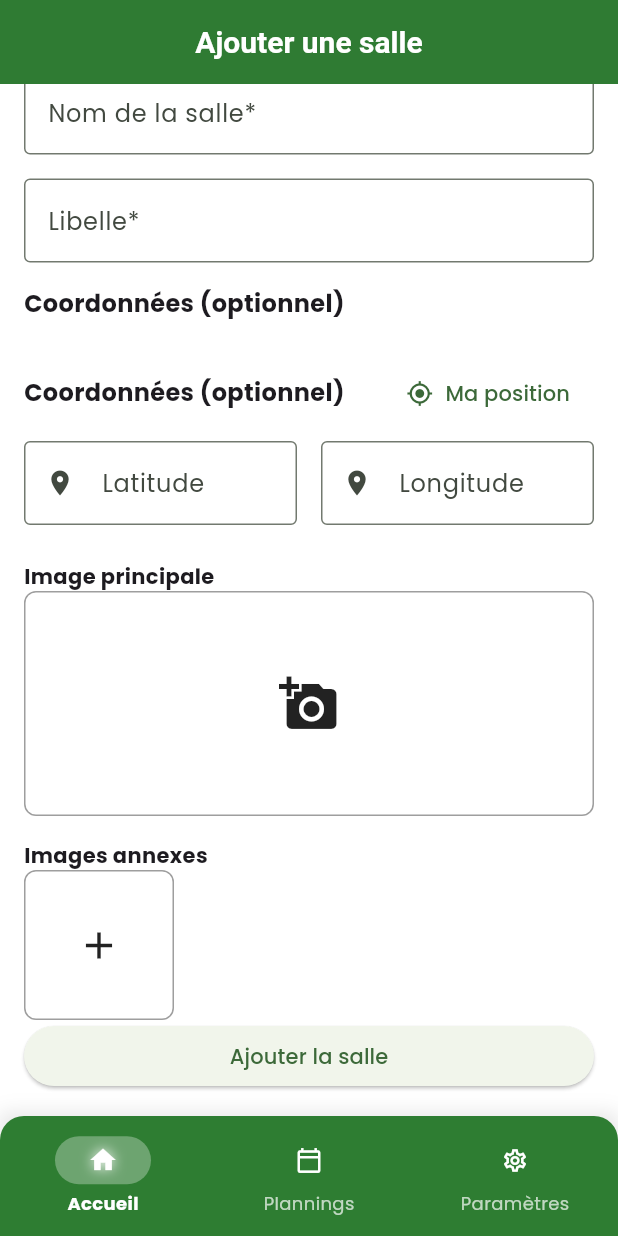
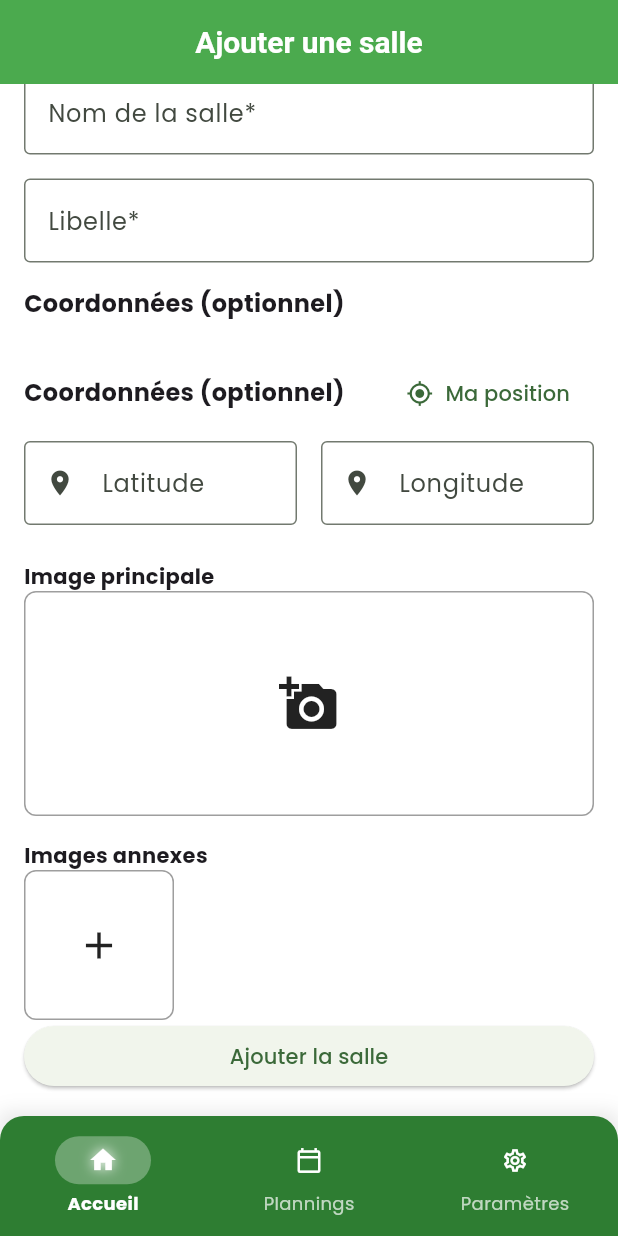
Before and after one commit to 20Frederic20/campus_wa, a Flutter app: the AddClassroomScreen screen opened by its route, scrolled down 136 dp, on a phone screen of 412 x 824 dp. Run offline on Flutter 3.47's test engine with Material 3 defaults, Android fonts, the phone set to English and light mode, and no system bars; our stand-ins replace dio, equatable, flutter_dotenv, gap, geolocator, get_it and 6 more; missing offline and left inert: mapbox_maps_flutter; accounts and stored records are empty; generated files the repository leaves out were written again; network calls fail.

Commit message:
update app theme

```diff
--- a/lib/core/theme/app_theme.dart
+++ b/lib/core/theme/app_theme.dart
@@ -40,7 +40,7 @@ class AppTheme {
     scaffoldBackgroundColor: Colors.white, // Fond blanc pour tous les écrans
     colorScheme: ColorScheme.fromSeed(
       seedColor:
-          AppColors.primaryGreen, // Utilisation de votre couleur primaire
+          AppColors.secondaryGreen, // Utilisation de votre couleur primaire
       brightness: Brightness.light,
       background: Colors.white, // Fond blanc pour le thème
       surface:
@@ -51,7 +51,7 @@ class AppTheme {
       centerTitle: true,
       elevation: 0,
       backgroundColor:
-          AppColors.primaryGreen, // Fond blanc pour la barre d'application
+          AppColors.secondaryGreen, // Fond blanc pour la barre d'application
       foregroundColor: AppColors.white, // Couleur des icônes et du texte
       titleTextStyle: TextStyle(
         color: AppColors.white,
@@ -63,7 +63,7 @@ class AppTheme {
       labelTextStyle: WidgetStateProperty.all<TextStyle>(
         const TextStyle(color: AppColors.white, fontWeight: FontWeight.w500),
       ),
-      indicatorColor: AppColors.primaryGreen.withOpacity(0.2),
+      indicatorColor: AppColors.secondaryGreen.withOpacity(0.2),
     ),
   );
 }
```
